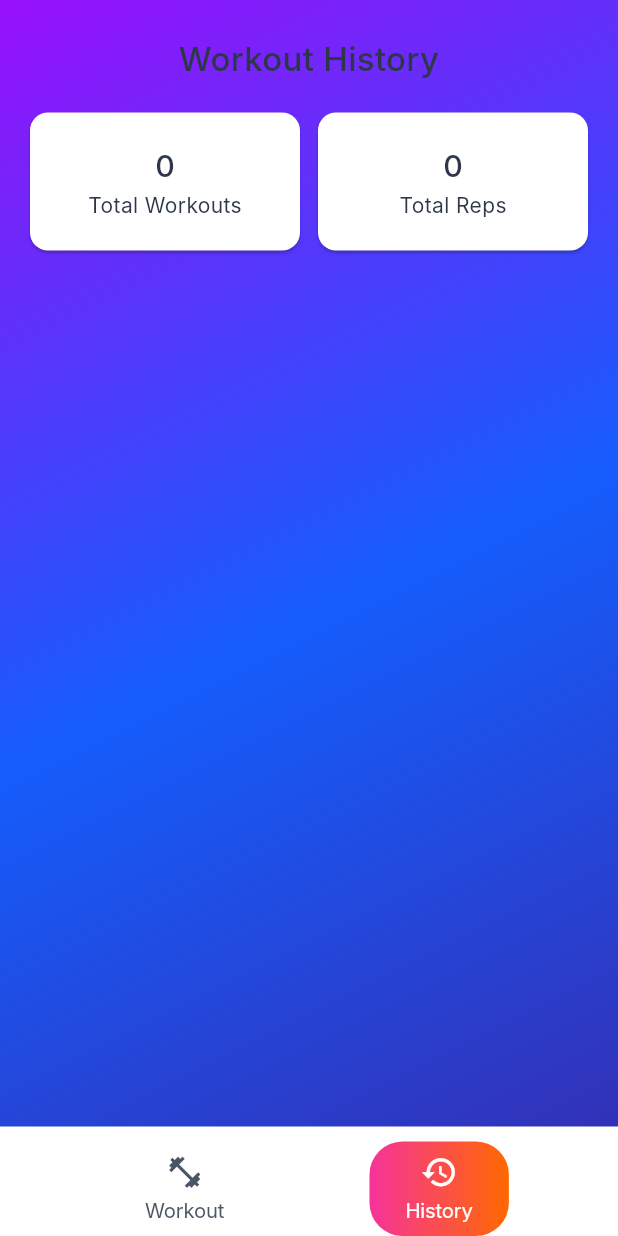
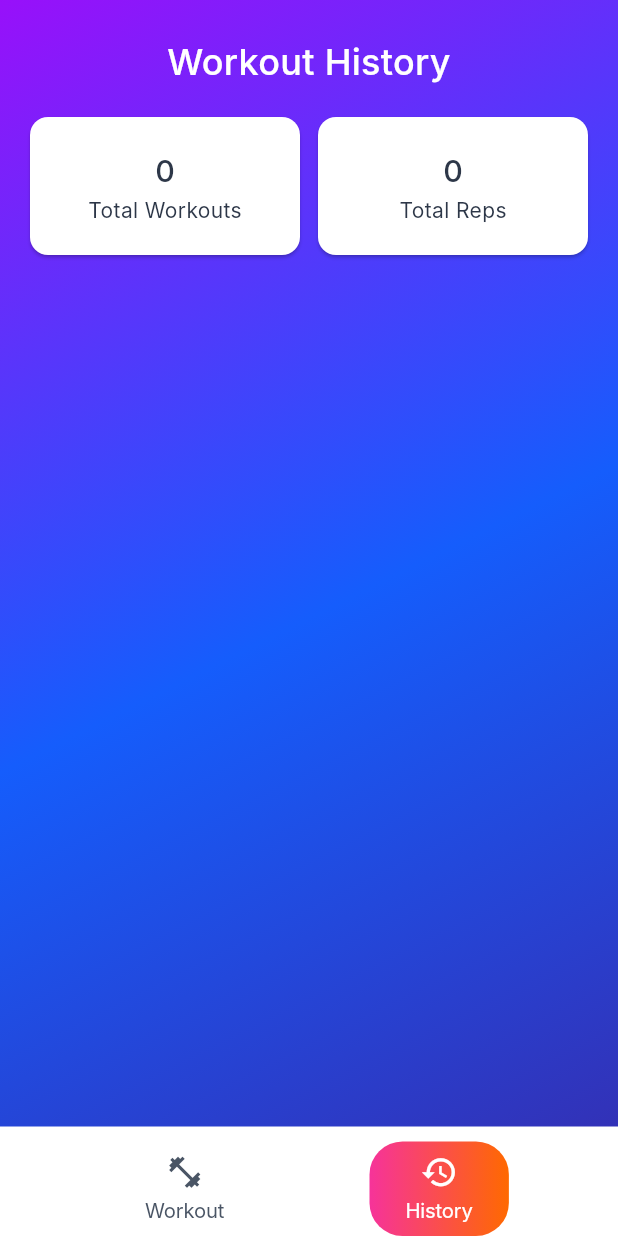
Before and after one commit to SaturnFromTitan/pull-up-ritual, a Flutter app: the screen it shows after launch, after a tap on "History", on a phone screen of 412 x 824 dp. Run offline on Flutter 3.47's test engine with Material 3 defaults, Android fonts, the phone set to English and light mode, and no system bars; Roboto replaces fonts that are missing (Inter).

Commit message:
chore: rearrange and fix colors

```diff
--- a/lib/common/providers/app_provider.dart
+++ b/lib/common/providers/app_provider.dart
@@ -1,5 +1,5 @@
 import 'package:flutter/material.dart';
-import 'package:pull_up_ritual/features/workout/data/models.dart' show Workout;
+import 'package:pull_up_ritual/features/workout/models.dart' show Workout;
 
 class AppProvider extends ChangeNotifier {
   var completedWorkouts = <Workout>[];
--- a/lib/common/shell_screen.dart
+++ b/lib/common/shell_screen.dart
@@ -1,9 +1,9 @@
 import 'package:flutter/material.dart';
 import 'package:provider/provider.dart';
 import 'package:pull_up_ritual/common/widgets/screen_scaffold.dart';
-import 'package:pull_up_ritual/features/history/presentation/screens/history_screen.dart'
+import 'package:pull_up_ritual/features/history/screens/history_screen.dart'
     show HistoryScreen;
-import 'package:pull_up_ritual/features/workout/presentation/screens/selection_screen.dart';
+import 'package:pull_up_ritual/features/workout/screens/selection_screen.dart';
 import 'package:pull_up_ritual/common/providers/app_provider.dart';
 import 'package:pull_up_ritual/common/widgets/gradient_navigation_bar.dart';
 
--- a/lib/common/utils/utils.dart
+++ b/lib/common/utils/utils.dart
@@ -1,4 +1,4 @@
-import 'package:pull_up_ritual/features/workout/data/models.dart' show Workout;
+import 'package:pull_up_ritual/features/workout/models.dart' show Workout;
 
 String twoDigits(int n) {
   return n.toString().padLeft(2, '0');
--- a/lib/features/history/presentation/screens/history_screen.dart
+++ b/lib/features/history/screens/history_screen.dart
@@ -2,10 +2,10 @@ import 'package:flutter/material.dart';
 import 'package:provider/provider.dart';
 import 'package:pull_up_ritual/common/themes/app_spacing.dart';
 import 'package:pull_up_ritual/common/themes/app_typography.dart';
-import 'package:pull_up_ritual/features/workout/presentation/widgets/set_cards.dart'
+import 'package:pull_up_ritual/features/workout/widgets/set_cards.dart'
     show SetCards;
 import 'package:pull_up_ritual/common/providers/app_provider.dart';
-import 'package:pull_up_ritual/features/workout/data/models.dart';
+import 'package:pull_up_ritual/features/workout/models.dart';
 import 'package:pull_up_ritual/common/utils/utils.dart'
     show getSetCardValues, formatMinutesSeconds, datetimeToString;
 
@@ -14,7 +14,6 @@ class HistoryScreen extends StatelessWidget {
 
   @override
   Widget build(BuildContext context) {
-    final theme = Theme.of(context);
     final appProvider = context.read<AppProvider>();
     final workouts = appProvider.completedWorkouts.reversed.toList();
     final numWorkouts = workouts.length;
@@ -25,7 +24,7 @@ class HistoryScreen extends StatelessWidget {
         Text(
           "Workout History",
           textAlign: TextAlign.center,
-          style: theme.textTheme.displaySmall,
+          style: AppTypography.displayMedium,
         ),
         SizedBox(height: AppSpacing.md),
         Row(
@@ -61,17 +60,13 @@ class TotalCard extends StatelessWidget {
 
   @override
   Widget build(BuildContext context) {
-    final theme = Theme.of(context);
     return Card(
       child: Padding(
         padding: EdgeInsets.all(20.0),
         child: Column(
           children: [
-            Text(
-              value.toString(),
-              style: AppTypography.headlineLarge,
-            ),
-            Text(text, style: theme.textTheme.bodyMedium),
+            Text(value.toString(), style: AppTypography.headlineLarge),
+            Text(text, style: AppTypography.bodyMedium),
           ],
         ),
       ),
@@ -86,7 +81,6 @@ class WorkoutHistory extends StatelessWidget {
 
   @override
   Widget build(BuildContext context) {
-    final theme = Theme.of(context);
     return SizedBox(
       width: double.infinity,
       child: Card(
@@ -96,7 +90,7 @@ class WorkoutHistory extends StatelessWidget {
             children: [
               Text(
                 workout.workoutType.name,
-                style: theme.textTheme.titleMedium,
+                style: AppTypography.headlineMedium,
               ),
               Text(datetimeToString(workout.start)),
               Text(
--- a/lib/features/workout/presentation/providers/workout_provider.dart
+++ b/lib/features/workout/providers/workout_provider.dart
@@ -1,7 +1,7 @@
 import 'dart:async';
 
 import 'package:flutter/material.dart';
-import 'package:pull_up_ritual/features/workout/data/models.dart'
+import 'package:pull_up_ritual/features/workout/models.dart'
     show Workout, WorkoutType, WorkoutSet;
 import 'package:pull_up_ritual/common/providers/app_provider.dart'
     show AppProvider;
--- a/lib/features/workout/presentation/screens/ladders_screen.dart
+++ b/lib/features/workout/screens/ladders_screen.dart
@@ -1,12 +1,12 @@
 import 'package:flutter/material.dart';
-import 'package:pull_up_ritual/features/workout/presentation/providers/workout_provider.dart';
+import 'package:pull_up_ritual/features/workout/providers/workout_provider.dart';
 
 import 'package:pull_up_ritual/common/providers/app_provider.dart'
     show AppProvider;
-import 'package:pull_up_ritual/features/workout/presentation/providers/workout_provider.dart'
+import 'package:pull_up_ritual/features/workout/providers/workout_provider.dart'
     show WorkoutProvider;
 import 'base_workout_screen.dart' show BaseWorkoutScreen, BaseWorkoutState;
-import 'package:pull_up_ritual/features/workout/presentation/widgets/reps_form.dart'
+import 'package:pull_up_ritual/features/workout/widgets/reps_form.dart'
     show RepsForm;
 
 class LaddersScreen extends BaseWorkoutScreen {
--- a/lib/features/workout/presentation/screens/max_sets_screen.dart
+++ b/lib/features/workout/screens/max_sets_screen.dart
@@ -1,12 +1,12 @@
 import 'package:flutter/material.dart';
-import 'package:pull_up_ritual/features/workout/presentation/providers/workout_provider.dart';
+import 'package:pull_up_ritual/features/workout/providers/workout_provider.dart';
 
 import 'package:pull_up_ritual/common/providers/app_provider.dart'
     show AppProvider;
-import 'package:pull_up_ritual/features/workout/presentation/providers/workout_provider.dart'
+import 'package:pull_up_ritual/features/workout/providers/workout_provider.dart'
     show WorkoutProvider;
 import 'base_workout_screen.dart' show BaseWorkoutScreen, BaseWorkoutState;
-import 'package:pull_up_ritual/features/workout/presentation/widgets/reps_form.dart'
+import 'package:pull_up_ritual/features/workout/widgets/reps_form.dart'
     show RepsForm;
 
 class MaxSetsScreen extends BaseWorkoutScreen {
--- a/lib/features/workout/presentation/screens/submax_volume_screen.dart
+++ b/lib/features/workout/screens/submax_volume_screen.dart
@@ -1,12 +1,12 @@
 import 'package:flutter/material.dart';
-import 'package:pull_up_ritual/features/workout/presentation/providers/workout_provider.dart';
+import 'package:pull_up_ritual/features/workout/providers/workout_provider.dart';
 
 import 'package:pull_up_ritual/common/providers/app_provider.dart'
     show AppProvider;
-import 'package:pull_up_ritual/features/workout/presentation/providers/workout_provider.dart'
+import 'package:pull_up_ritual/features/workout/providers/workout_provider.dart'
     show WorkoutProvider;
 import 'base_workout_screen.dart' show BaseWorkoutScreen, BaseWorkoutState;
-import 'package:pull_up_ritual/features/workout/presentation/widgets/reps_form.dart'
+import 'package:pull_up_ritual/features/workout/widgets/reps_form.dart'
     show RepsForm;
 
 class SubmaxVolumeScreen extends BaseWorkoutScreen {
```
Also changed, not shown: lib/features/workout/screens/base_workout_screen.dart (renamed from lib/features/workout/presentation/screens/base_workout_screen.dart, +4 -4 lines), lib/features/workout/screens/rest_screen.dart (renamed from lib/features/workout/presentation/screens/rest_screen.dart, +7 -7 lines), lib/features/workout/screens/selection_screen.dart (renamed from lib/features/workout/presentation/screens/selection_screen.dart, +6 -6 lines), lib/features/workout/screens/success_screen.dart (renamed from lib/features/workout/presentation/screens/success_screen.dart, +7 -7 lines), lib/features/workout/models.dart (renamed from lib/features/workout/data/models.dart), lib/features/workout/widgets/progress_bar.dart (renamed from lib/features/workout/presentation/widgets/progress_bar.dart), lib/features/workout/widgets/reps_form.dart (renamed from lib/features/workout/presentation/widgets/reps_form.dart), lib/features/workout/widgets/set_cards.dart (renamed from lib/features/workout/presentation/widgets/set_cards.dart).
